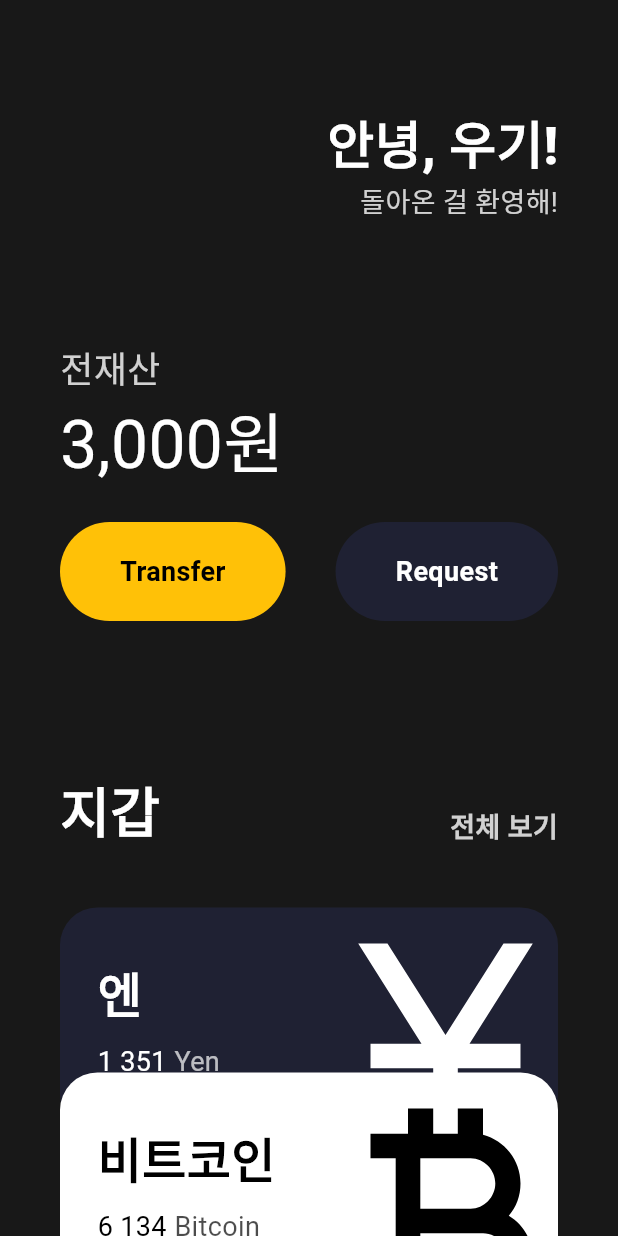
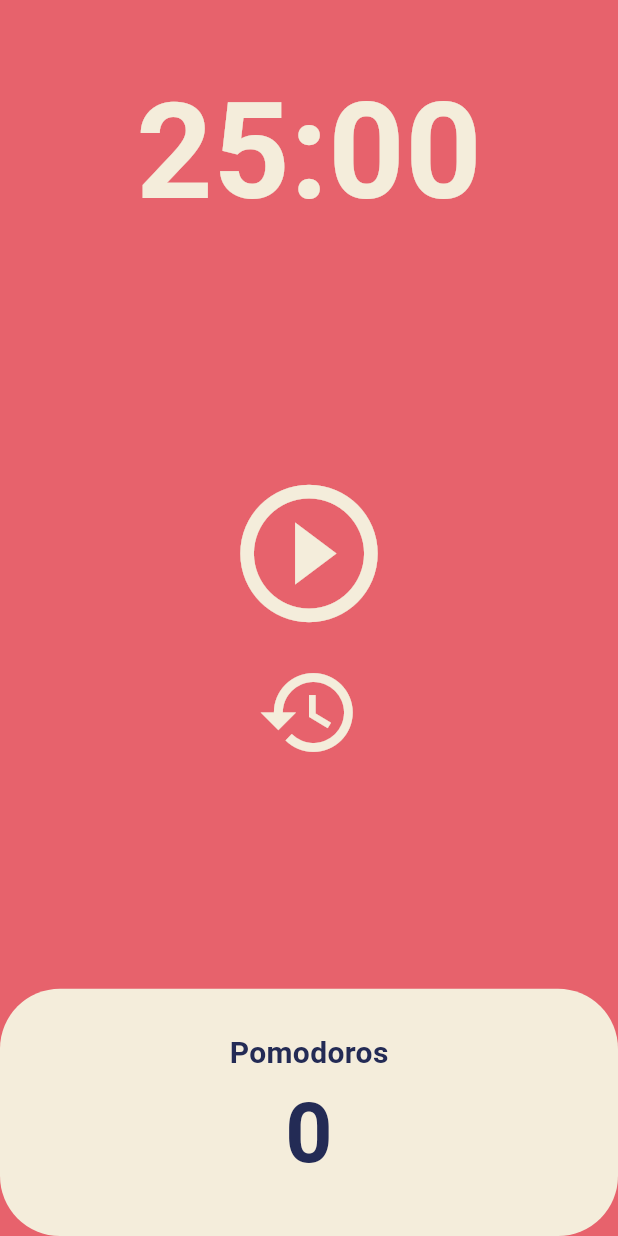
Before and after one commit to WooGi1020/flutter_study, a Flutter app: the screen it shows after launch, on a phone screen of 412 x 824 dp. Run offline on Flutter 3.47's test engine with Material 3 defaults, Android fonts, the phone set to English and light mode, and no system bars.

Commit message:
feat: Pomodoros 앱 작성성

```diff
--- a/lib/main.dart
+++ b/lib/main.dart
@@ -1,6 +1,7 @@
 import 'package:flutter/material.dart';
-import 'package:flutter_study/widgets/button.dart';
-import 'package:flutter_study/widgets/card.dart';
+import 'package:flutter_study/screens/home_screen.dart';
+// import 'package:flutter_study/widgets/button.dart';
+// import 'package:flutter_study/widgets/card.dart';
 
 void main() {
   runApp(App());
@@ -12,129 +13,170 @@ class App extends StatelessWidget {
   @override
   Widget build(BuildContext context) {
     return MaterialApp(
-      home: Scaffold(
-          backgroundColor: Color(0xFF181818),
-          body: SingleChildScrollView(
-            child: Padding(
-              padding: EdgeInsets.symmetric(horizontal: 40),
-              child: Column(
-                children: [
-                  SizedBox(
-                    height: 70,
-                  ),
-                  Row(
-                    mainAxisAlignment: MainAxisAlignment.end,
-                    children: [
-                      Column(
-                        crossAxisAlignment: CrossAxisAlignment.end,
-                        children: [
-                          Text(
-                            '안녕, 우기!',
-                            style: TextStyle(
-                              color: Colors.white,
-                              fontSize: 34,
-                              fontWeight: FontWeight.w800,
-                            ),
-                          ),
-                          Text(
-                            "돌아온 걸 환영해!",
-                            style: TextStyle(
-                              fontSize: 18,
-                              color: Colors.white.withValues(alpha: 0.8),
-                            ),
-                          ),
-                        ],
-                      )
-                    ],
-                  ),
-                  SizedBox(
-                    height: 80,
-                  ),
-                  Column(
-                    crossAxisAlignment: CrossAxisAlignment.start,
-                    children: [
-                      Text(
-                        '전재산',
-                        style: TextStyle(
-                          color: Colors.white.withValues(alpha: 0.8),
-                          fontSize: 24,
-                        ),
-                      ),
-                      Text(
-                        '3,000원',
-                        style: TextStyle(
-                          color: Colors.white,
-                          fontSize: 44,
-                        ),
-                      ),
-                      SizedBox(
-                        height: 20,
-                      ),
-                      Row(
-                        mainAxisAlignment: MainAxisAlignment.spaceBetween,
-                        children: [
-                          Button(
-                              text: 'Transfer',
-                              bgColor: Colors.amber,
-                              textColor: Colors.black),
-                          Button(
-                              text: 'Request',
-                              bgColor: Color(0xFF1F2133),
-                              textColor: Colors.white)
-                        ],
-                      )
-                    ],
-                  ),
-                  SizedBox(
-                    height: 100,
-                  ),
-                  Row(
-                    mainAxisAlignment: MainAxisAlignment.spaceBetween,
-                    crossAxisAlignment: CrossAxisAlignment.end,
-                    children: [
-                      Text(
-                        '지갑',
-                        style: TextStyle(
-                          fontSize: 36,
-                          color: Colors.white,
-                          fontWeight: FontWeight.w600,
-                        ),
-                      ),
-                      Text(
-                        '전체 보기',
-                        style: TextStyle(
-                          fontSize: 18,
-                          color: Colors.white.withValues(alpha: 0.8),
-                          fontWeight: FontWeight.w600,
-                        ),
-                      ),
-                    ],
-                  ),
-                  SizedBox(
-                    height: 40,
-                  ),
-                  CurrencyCard(
-                      name: '엔',
-                      code: 'Yen',
-                      amount: '1 351',
-                      icon: Icons.currency_yen),
-                  CurrencyCard(
-                      name: '비트코인',
-                      code: 'Bitcoin',
-                      amount: '6 134',
-                      isInverted: true,
-                      order: 2,
-                      icon: Icons.currency_bitcoin),
-                  CurrencyCard(
-                      name: '파운드',
-                      code: 'Pound',
-                      amount: '5 121',
-                      order: 4,
-                      icon: Icons.currency_pound),
-                ],
-              ),
-            ),
+        theme: ThemeData(
+          scaffoldBackgroundColor: Color(0xFFE7626C),
+          textTheme: TextTheme(
+              headlineLarge: TextStyle(
+            color: Color(0xFF232B55),
           )),
-    );
+          cardColor: Color(0xFFF4EDDB),
+        ),
+        home: HomeScreen());
   }
 }
+
+// context를 이용한 부모 요소 접근
+// class MyLageTitle extends StatefulWidget {
+//   const MyLageTitle({
+//     super.key,
+//   });
+
+//   @override
+//   State<MyLageTitle> createState() => _MyLageTitleState();
+// }
+
+// class _MyLageTitleState extends State<MyLageTitle> {
+//   @override
+//   Widget build(BuildContext context) {
+//     return Text(
+//       'Large Title',
+//       style: TextStyle(
+//         fontSize: 32,
+//         color: Theme.of(context).textTheme.titleLarge?.color,
+//       ),
+//     );
+//   }
+// }
+
+// class App extends StatelessWidget {
+//   const App({super.key});
+
+//   @override
+//   Widget build(BuildContext context) {
+//     return MaterialApp(
+//       home: Scaffold(
+//           backgroundColor: Color(0xFF181818),
+//           body: SingleChildScrollView(
+//             child: Padding(
+//               padding: EdgeInsets.symmetric(horizontal: 40),
+//               child: Column(
+//                 children: [
+//                   SizedBox(
+//                     height: 70,
+//                   ),
+//                   Row(
+//                     mainAxisAlignment: MainAxisAlignment.end,
+//                     children: [
+//                       Column(
+//                         crossAxisAlignment: CrossAxisAlignment.end,
+//                         children: [
+//                           Text(
+//                             '안녕, 우기!',
+//                             style: TextStyle(
+//                               color: Colors.white,
+//                               fontSize: 34,
+//                               fontWeight: FontWeight.w800,
+//                             ),
+//                           ),
+//                           Text(
+//                             "돌아온 걸 환영해!",
+//                             style: TextStyle(
+//                               fontSize: 18,
+//                               color: Colors.white.withValues(alpha: 0.8),
+//                             ),
+//                           ),
+//                         ],
+//                       )
+//                     ],
+//                   ),
+//                   SizedBox(
+//                     height: 80,
+//                   ),
+//                   Column(
+//                     crossAxisAlignment: CrossAxisAlignment.start,
+//                     children: [
+//                       Text(
+//                         '전재산',
+//                         style: TextStyle(
+//                           color: Colors.white.withValues(alpha: 0.8),
+//                           fontSize: 24,
+//                         ),
+//                       ),
+//                       Text(
+//                         '3,000원',
+//                         style: TextStyle(
+//                           color: Colors.white,
+//                           fontSize: 44,
+//                         ),
+//                       ),
+//                       SizedBox(
+//                         height: 20,
+//                       ),
+//                       Row(
+//                         mainAxisAlignment: MainAxisAlignment.spaceBetween,
+//                         children: [
+//                           Button(
+//                               text: 'Transfer',
+//                               bgColor: Colors.amber,
+//                               textColor: Colors.black),
+//                           Button(
+//                               text: 'Request',
+//                               bgColor: Color(0xFF1F2133),
+//                               textColor: Colors.white)
+//                         ],
+//                       )
+//                     ],
+//                   ),
+//                   SizedBox(
+//                     height: 100,
+//                   ),
+//                   Row(
+//                     mainAxisAlignment: MainAxisAlignment.spaceBetween,
+//                     crossAxisAlignment: CrossAxisAlignment.end,
+//                     children: [
+//                       Text(
+//                         '지갑',
+//                         style: TextStyle(
+//                           fontSize: 36,
+//                           color: Colors.white,
+//                           fontWeight: FontWeight.w600,
+//                         ),
+//                       ),
+//                       Text(
+//                         '전체 보기',
+//                         style: TextStyle(
+//                           fontSize: 18,
+//                           color: Colors.white.withValues(alpha: 0.8),
+//                           fontWeight: FontWeight.w600,
+//                         ),
+//                       ),
+//                     ],
+//                   ),
+//                   SizedBox(
+//                     height: 40,
+//                   ),
+//                   CurrencyCard(
+//                       name: '엔',
+//                       code: 'Yen',
+//                       amount: '1 351',
+//                       icon: Icons.currency_yen),
+//                   CurrencyCard(
+//                       name: '비트코인',
+//                       code: 'Bitcoin',
+//                       amount: '6 134',
+//                       isInverted: true,
+//                       order: 2,
+//                       icon: Icons.currency_bitcoin),
+//                   CurrencyCard(
+//                       name: '파운드',
+//                       code: 'Pound',
+//                       amount: '5 121',
+//                       order: 4,
+//                       icon: Icons.currency_pound),
+//                 ],
+//               ),
+//             ),
+//           )),
+//     );
+//   }
+// }
--- /dev/null
+++ b/lib/screens/home_screen.dart
@@ -0,0 +1,147 @@
+import 'dart:async';
+
+import 'package:flutter/material.dart';
+
+class HomeScreen extends StatefulWidget {
+  const HomeScreen({super.key});
+
+  @override
+  State<HomeScreen> createState() => _HomeScreenState();
+}
+
+class _HomeScreenState extends State<HomeScreen> {
+  static const int twentyFiveMinutes = 1500;
+
+  int totalSec = twentyFiveMinutes;
+  bool isRunning = false;
+  int totalPomodoros = 0;
+  late Timer timer;
+
+  void onTick(Timer timer) {
+    if (totalSec == 0) {
+      setState(() {
+        totalPomodoros += 1;
+        isRunning = false;
+        totalSec = twentyFiveMinutes;
+      });
+      timer.cancel();
+    } else {
+      setState(() {
+        totalSec -= 1;
+      });
+    }
+  }
+
+  void onStartPressed() {
+    timer = Timer.periodic(
+      Duration(seconds: 1),
+      onTick,
+    );
+    setState(() {
+      isRunning = true;
+    });
+  }
+
+  void onPausePressed() {
+    timer.cancel();
+    setState(() {
+      isRunning = false;
+    });
+  }
+
+  void onReset() {
+    timer.cancel();
+    setState(() {
+      if (isRunning) {
+        isRunning = false;
+      }
+      totalSec = twentyFiveMinutes;
+    });
+  }
+
+  String format(int sec) {
+    var duration = Duration(seconds: sec);
+    return (duration.toString().split(".").first.substring(2, 7));
+  }
+
+  @override
+  Widget build(BuildContext context) {
+    return Scaffold(
+        body: Column(
+      children: [
+        Flexible(
+            flex: 1,
+            child: Container(
+              alignment: Alignment.bottomCenter,
+              child: Text(
+                format(totalSec),
+                style: TextStyle(
+                  color: Theme.of(context).cardColor,
+                  fontSize: 89,
+                  fontWeight: FontWeight.w600,
+                ),
+              ),
+            )),
+        Flexible(
+            flex: 3,
+            child: Center(
+                child: Column(
+              mainAxisAlignment: MainAxisAlignment.center,
+              children: [
+                IconButton(
+                    iconSize: 110,
+                    color: Theme.of(context).cardColor,
+                    onPressed: isRunning ? onPausePressed : onStartPressed,
+                    icon: Icon(isRunning
+                        ? Icons.pause_circle_outline
+                        : Icons.play_circle_outline)),
+                IconButton(
+                    iconSize: 70,
+                    color: Theme.of(context).cardColor,
+                    onPressed: onReset,
+                    icon: Icon(Icons.restore)),
+              ],
+            ))),
+        Flexible(
+            flex: 1,
+            child: Row(
+              children: [
+                Expanded(
+                  child: Container(
+                      decoration: BoxDecoration(
+                          color: Theme.of(context).cardColor,
+                          borderRadius: BorderRadius.circular(40)),
+                      child: Column(
+                        mainAxisAlignment: MainAxisAlignment.center,
+                        children: [
+                          Text(
+                            "Pomodoros",
+                            style: TextStyle(
+                              fontSize: 20,
+                              fontWeight: FontWeight.w600,
+                              color: Theme.of(context)
+                                  .textTheme
+                                  .headlineLarge
+                                  ?.color,
+                            ),
+                          ),
+                          Text(
+                            '$totalPomodoros',
+                            style: TextStyle(
+                              fontSize: 55,
+                              fontWeight: FontWeight.w600,
+                              color: Theme.of(context)
+                                  .textTheme
+                                  .headlineLarge
+                                  ?.color,
+                            ),
+                          ),
+                        ],
+                      )),
+                ),
+              ],
+            ))
+      ],
+    ));
+  }
+}
```
